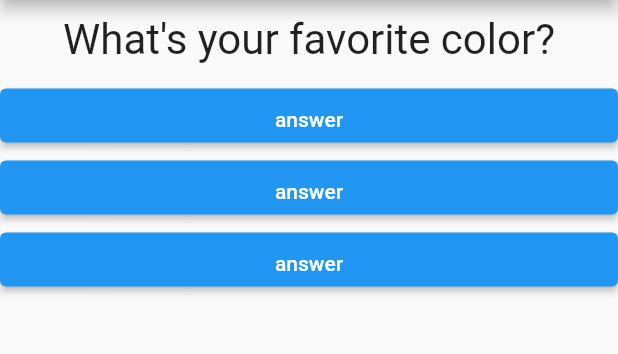
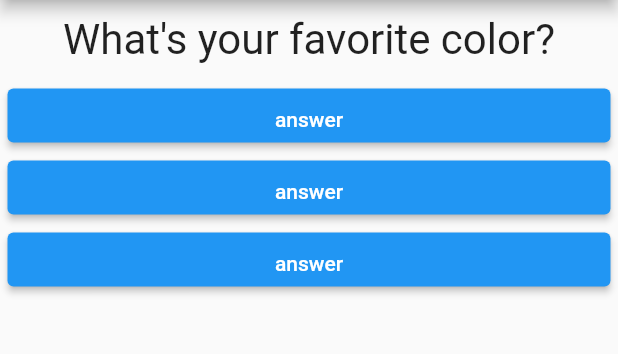
Before and after one commit to Spectari-code/quiz-flutter, a Flutter app: the screen it shows after launch, on a phone screen of 412 x 824 dp, the part 84-438 px from its top. Run offline on Flutter 3.47's test engine with Material 2 defaults, Android fonts, the phone set to English and light mode, and no system bars.

Commit message:
Slight button visual tweak

```diff
--- a/lib/answer.dart
+++ b/lib/answer.dart
@@ -12,6 +12,7 @@ class Answer extends StatelessWidget {
   Widget build(BuildContext context) {
     return Container(
       width: double.infinity,
+      padding: EdgeInsets.only(left: 5, right: 5),
       child: ElevatedButton(
         style: ElevatedButton.styleFrom(
           backgroundColor: Colors.blue,
```
